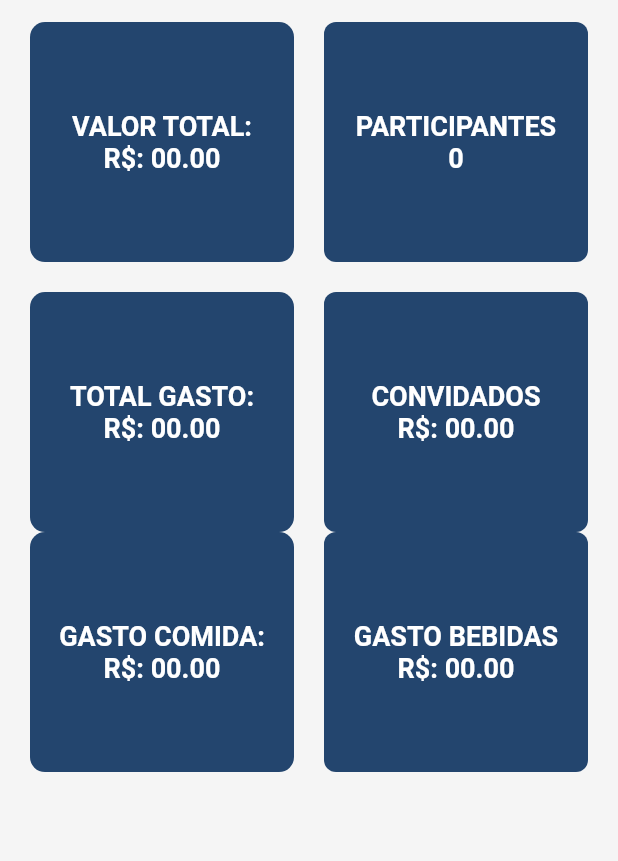
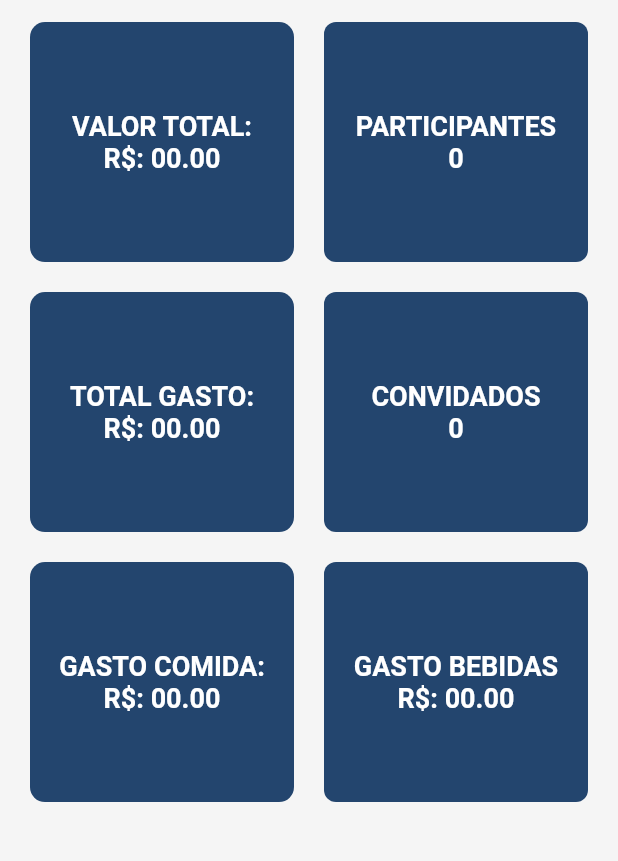
Before and after one commit to marcossantan4/churras_hammer, a Flutter app: the PerfilAdministrador screen opened directly, on a phone screen of 412 x 824 dp, the part 290-1151 px from its top. Run offline on Flutter 3.47's test engine with Material 2 defaults, Android fonts, the phone set to English and light mode, and no system bars; our stand-ins replace cloud_firestore, firebase_auth, fluttertoast, font_awesome_flutter, google_maps_flutter; missing offline and left inert: awesome_loader, splash_screen_view, validadores; accounts and stored records are empty.

Commit message:
DadosAdm

```diff
--- a/lib/main.dart
+++ b/lib/main.dart
@@ -8,7 +8,7 @@ void main() {
 
   runApp(MaterialApp(
     home: SplashScreenView(
-      home: Home(),
+      home: PerfilAdministrador(),
       duration: 3000,
       imageSize: 130,
       imageSrc: "images/logomarca.png",
--- a/lib/screen/PerfilAdministrador.dart
+++ b/lib/screen/PerfilAdministrador.dart
@@ -106,7 +106,8 @@ class _PerfilAdministradorState extends State<PerfilAdministrador> {
               ),
               DadosAdm(nome1: "VALOR TOTAL:", dados1: "R\$: 00.00", nome2: "PARTICIPANTES", dados2: "0",),
               SizedBox(height: 20,),
-              DadosAdm(nome1: "TOTAL GASTO:", dados1: "R\$: 00.00", nome2: "CONVIDADOS", dados2: "R\$: 00.00",),
+              DadosAdm(nome1: "TOTAL GASTO:", dados1: "R\$: 00.00", nome2: "CONVIDADOS", dados2: "0",),
+              SizedBox(height: 20,),
               DadosAdm(nome1: "GASTO COMIDA:", dados1: "R\$: 00.00", nome2: "GASTO BEBIDAS", dados2: "R\$: 00.00",)
             ],
           ),
```
